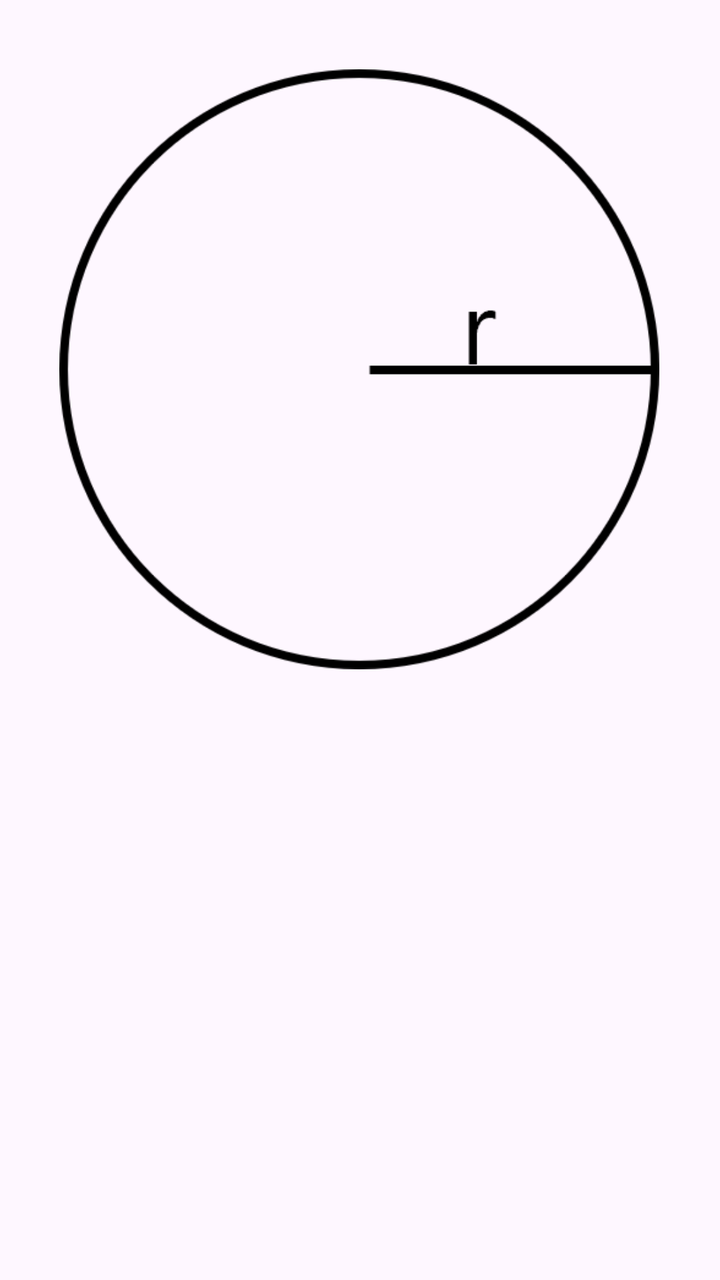
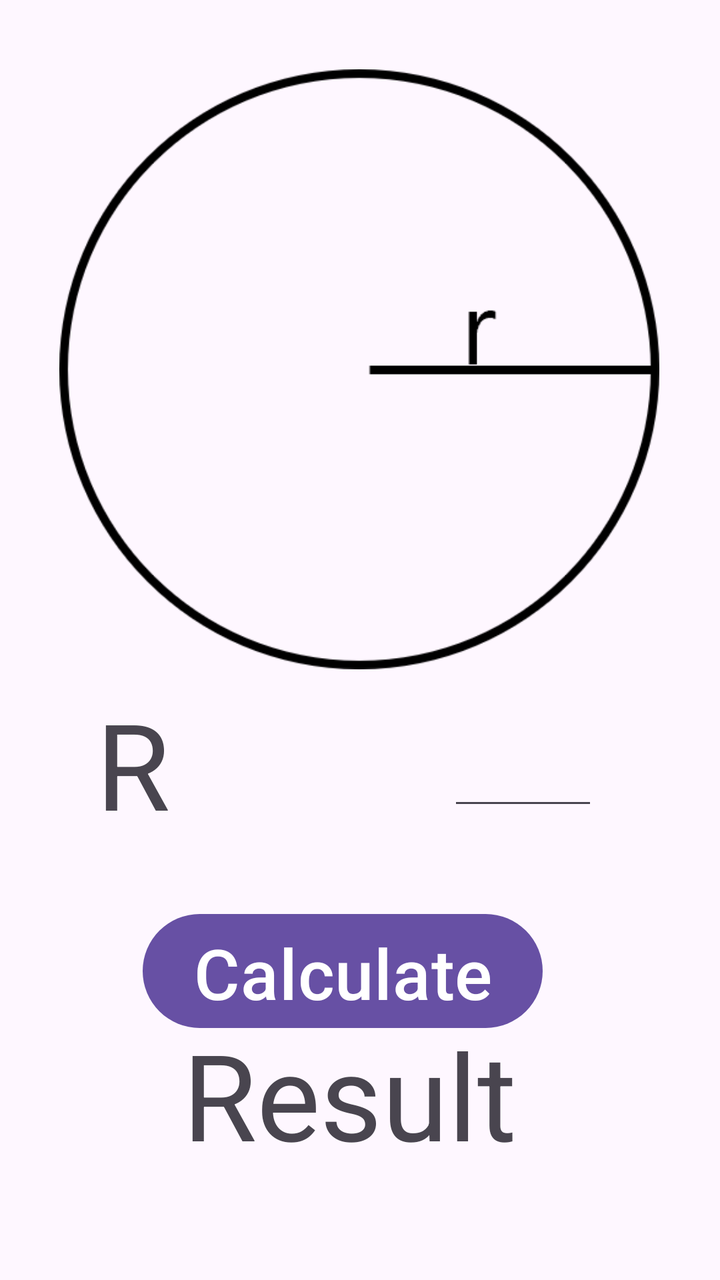

The first picture is an Android layout as it rendered before a commit; the second is the same layout after the commit. The layout source and the unified diff follow.
<!-- AndroidManifest.xml: application theme Theme.MyCalculator -->
<!-- res/layout/activity_geometry_circle.xml -->
<?xml version="1.0" encoding="utf-8"?>
<androidx.constraintlayout.widget.ConstraintLayout xmlns:android="http://schemas.android.com/apk/res/android"
    xmlns:app="http://schemas.android.com/apk/res-auto"
    xmlns:tools="http://schemas.android.com/tools"
    android:id="@+id/main"
    android:layout_width="match_parent"
    android:layout_height="match_parent"
    tools:context=".GeometryCircleActivity">


    <ImageView
        android:id="@+id/imageViewCircle"
        android:layout_width="300dp"
        android:layout_height="300dp"
        app:layout_constraintBottom_toBottomOf="parent"
        app:layout_constraintEnd_toEndOf="parent"
        app:layout_constraintHorizontal_bias="0.494"
        app:layout_constraintStart_toStartOf="parent"
        app:layout_constraintTop_toTopOf="parent"
        app:layout_constraintVertical_bias="0.102"
        app:srcCompat="@drawable/circle" />
</androidx.constraintlayout.widget.ConstraintLayout>
<!-- resources referenced by this layout -->
<resources>
  <!-- drawable circle: png bitmap (drawable, 9158 bytes) -->
  <style name="Theme.MyCalculator" parent="Base.Theme.MyCalculator" />
  <style name="Base.Theme.MyCalculator" parent="Theme.Material3.DayNight.NoActionBar">
          
          
      </style>
</resources>

<!-- the commit's change to res/layout/activity_geometry_circle.xml (unified diff, before → after) -->
@@ -7,6 +7,33 @@
     android:layout_height="match_parent"
     tools:context=".GeometryCircleActivity">
 
+
+    <TextView
+        android:id="@+id/textCircleResult"
+        android:layout_width="75dp"
+        android:layout_height="65dp"
+        android:text="R ="
+        android:textSize="60dp"
+        app:layout_constraintBottom_toBottomOf="parent"
+        app:layout_constraintEnd_toEndOf="parent"
+        app:layout_constraintHorizontal_bias="0.168"
+        app:layout_constraintStart_toStartOf="parent"
+        app:layout_constraintTop_toTopOf="parent"
+        app:layout_constraintVertical_bias="0.594" />
+
+    <TextView
+        android:id="@+id/textResult"
+        android:layout_width="wrap_content"
+        android:layout_height="65dp"
+        android:text="Result"
+        android:textSize="60dp"
+        android:textAlignment="center"
+        app:layout_constraintBottom_toBottomOf="parent"
+        app:layout_constraintEnd_toEndOf="parent"
+        app:layout_constraintHorizontal_bias="0.473"
+        app:layout_constraintStart_toStartOf="parent"
+        app:layout_constraintTop_toTopOf="parent"
+        app:layout_constraintVertical_bias="0.882" />
 
     <ImageView
         android:id="@+id/imageViewCircle"
@@ -19,4 +46,31 @@
         app:layout_constraintTop_toTopOf="parent"
         app:layout_constraintVertical_bias="0.102"
         app:srcCompat="@drawable/circle" />
+
+    <Button
+        android:id="@+id/btnCircleResult"
+        android:layout_width="200dp"
+        android:layout_height="65dp"
+        android:text="Calculate!!!!!"
+        android:textSize="35dp"
+        app:layout_constraintBottom_toBottomOf="parent"
+        app:layout_constraintEnd_toEndOf="parent"
+        app:layout_constraintHorizontal_bias="0.445"
+        app:layout_constraintStart_toStartOf="parent"
+        app:layout_constraintTop_toTopOf="parent"
+        app:layout_constraintVertical_bias="0.788" />
+
+    <EditText
+        android:id="@+id/editCircleR"
+        android:layout_width="75dp"
+        android:layout_height="65dp"
+        android:ems="10"
+        android:inputType="number"
+        app:layout_constraintBottom_toBottomOf="parent"
+        app:layout_constraintEnd_toEndOf="parent"
+        app:layout_constraintHorizontal_bias="0.786"
+        app:layout_constraintStart_toStartOf="parent"
+        app:layout_constraintTop_toTopOf="parent"
+        app:layout_constraintVertical_bias="0.6" />
+
 </androidx.constraintlayout.widget.ConstraintLayout>
